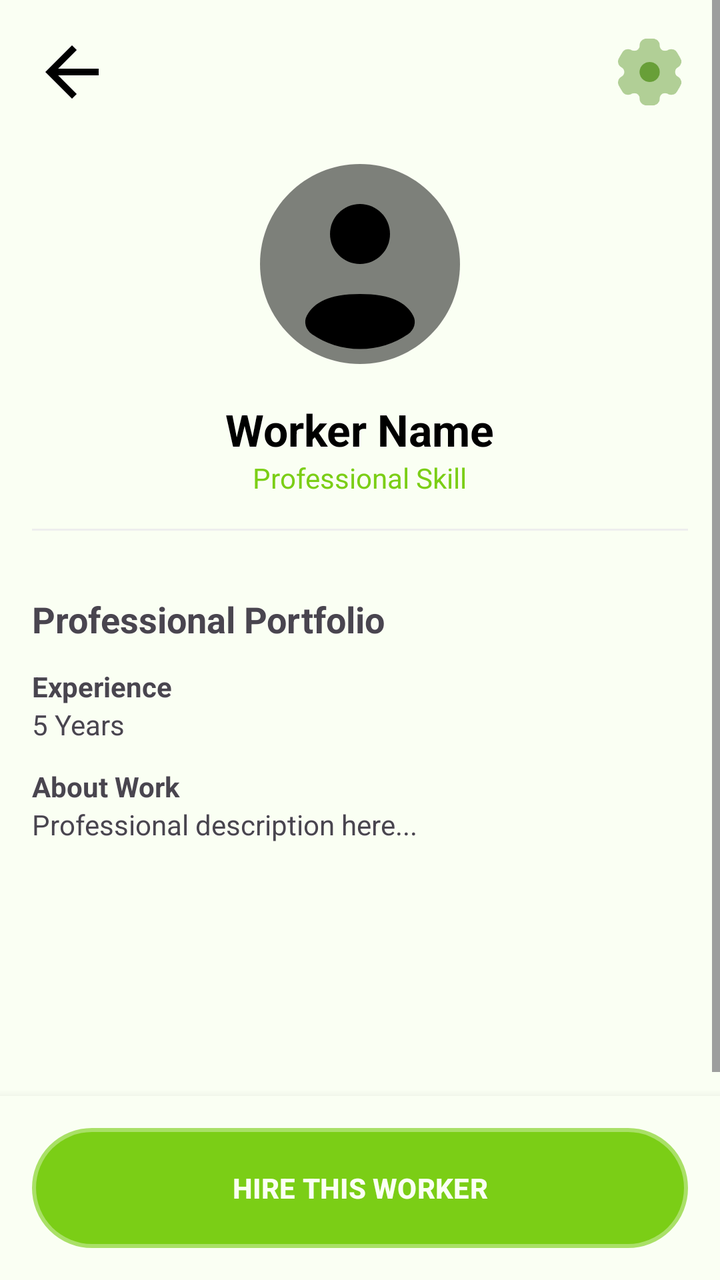
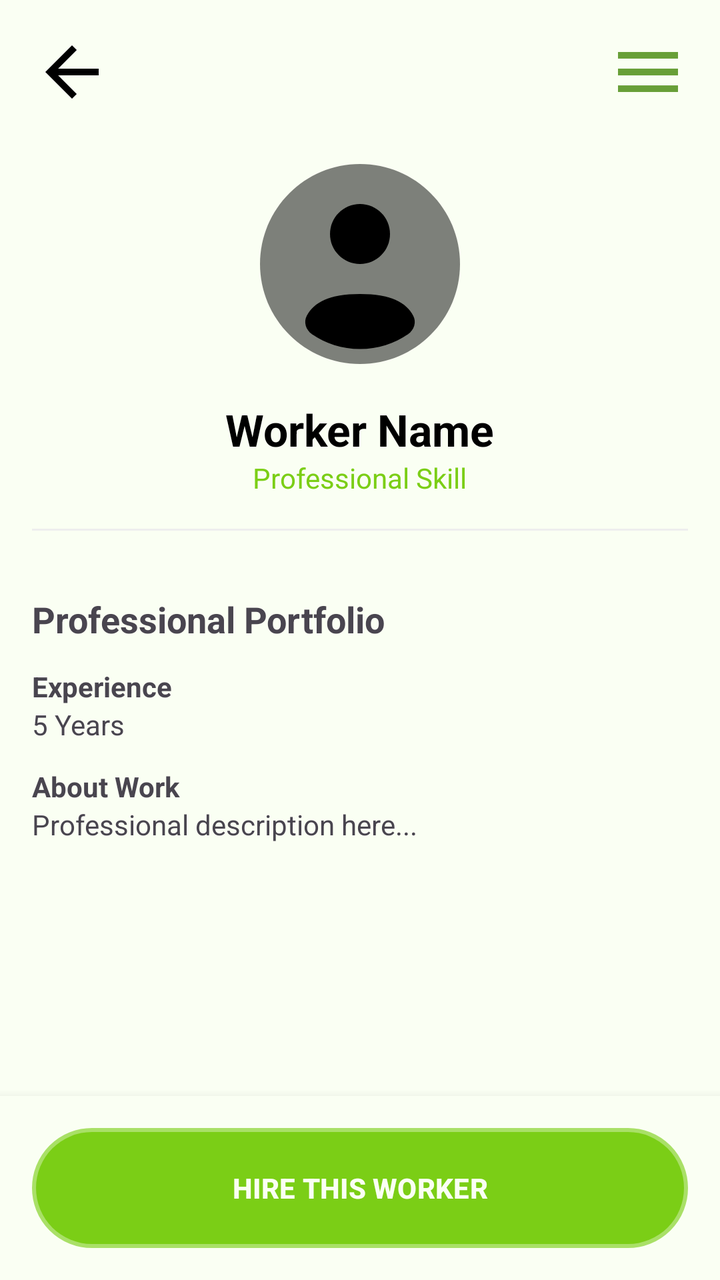

Compare the two renders of this Android layout. The source of the first and the diff that turns it into the second are given below.
<!-- AndroidManifest.xml: application theme Theme.RozgarConnector -->
<!-- res/layout/activity_worker_detail.xml -->
<?xml version="1.0" encoding="utf-8"?>
<RelativeLayout xmlns:android="http://schemas.android.com/apk/res/android"
    xmlns:app="http://schemas.android.com/apk/res-auto"
    android:layout_width="match_parent"
    android:layout_height="match_parent"
    android:background="@color/white">

    <ScrollView
        android:layout_width="match_parent"
        android:layout_height="match_parent"
        android:layout_above="@+id/bottomActionArea">

        <LinearLayout
            android:layout_width="match_parent"
            android:layout_height="wrap_content"
            android:orientation="vertical">

            
            <RelativeLayout
                android:layout_width="match_parent"
                android:layout_height="wrap_content"
                android:padding="16dp">

                <ImageView
                    android:id="@+id/btnBack"
                    android:layout_width="40dp"
                    android:layout_height="40dp"
                    android:src="@drawable/ic_back"
                    app:tint="@color/black" />

                <ImageView
                    android:id="@+id/btnReport"
                    android:layout_width="40dp"
                    android:layout_height="40dp"
                    android:layout_alignParentEnd="true"
                    android:src="@drawable/ic_settings"
                    app:tint="@color/purple_700" />
            </RelativeLayout>

            
            <com.google.android.material.imageview.ShapeableImageView
                android:id="@+id/imgWorkerProfile"
                android:layout_width="120dp"
                android:layout_height="120dp"
                android:layout_gravity="center"
                android:scaleType="centerCrop"
                android:src="@drawable/ic_profile"
                app:shapeAppearanceOverlay="@style/CircleImage" />

            <TextView
                android:id="@+id/tvWorkerName"
                android:layout_width="wrap_content"
                android:layout_height="wrap_content"
                android:layout_gravity="center"
                android:layout_marginTop="8dp"
                android:text="Worker Name"
                android:textColor="@color/black"
                android:textSize="22sp"
                android:textStyle="bold" />

            <TextView
                android:id="@+id/tvSkill"
                android:layout_width="wrap_content"
                android:layout_height="wrap_content"
                android:layout_gravity="center"
                android:text="Professional Skill"
                android:textColor="@color/primary_green" />

            <View
                android:layout_width="match_parent"
                android:layout_height="1dp"
                android:layout_margin="16dp"
                android:background="#EEEEEE" />

            
            <LinearLayout
                android:layout_width="match_parent"
                android:layout_height="279dp"
                android:orientation="vertical"
                android:padding="16dp">

                <TextView
                    android:id="@+id/tvPortfolioTitle"
                    android:layout_width="wrap_content"
                    android:layout_height="wrap_content"
                    android:layout_marginBottom="12dp"
                    android:text="Professional Portfolio"
                    android:textSize="18sp"
                    android:textStyle="bold" />

                <TextView
                    android:layout_width="wrap_content"
                    android:layout_height="wrap_content"
                    android:text="Experience"
                    android:textStyle="bold" />

                <TextView
                    android:id="@+id/tvExp"
                    android:layout_width="wrap_content"
                    android:layout_height="wrap_content"
                    android:layout_marginBottom="12dp"
                    android:text="5 Years" />

                <TextView
                    android:layout_width="wrap_content"
                    android:layout_height="wrap_content"
                    android:text="About Work"
                    android:textStyle="bold" />

                <TextView
                    android:id="@+id/tvDesc"
                    android:layout_width="wrap_content"
                    android:layout_height="wrap_content"
                    android:layout_marginBottom="16dp"
                    android:text="Professional description here..." />

                
                <LinearLayout
                    android:id="@+id/eduSection"
                    android:layout_width="match_parent"
                    android:layout_height="wrap_content"
                    android:orientation="vertical"
                    android:visibility="gone">

                    <TextView
                        android:layout_width="wrap_content"
                        android:layout_height="wrap_content"
                        android:text="Education Details"
                        android:textStyle="bold" />

                    <TextView
                        android:id="@+id/tvEdu"
                        android:layout_width="wrap_content"
                        android:layout_height="wrap_content"
                        android:layout_marginBottom="12dp"
                        android:text="BS Computer Science" />
                </LinearLayout>

                <LinearLayout
                    android:id="@+id/degreeSection"
                    android:layout_width="match_parent"
                    android:layout_height="wrap_content"
                    android:orientation="vertical"
                    android:visibility="gone">

                    <TextView
                        android:layout_width="wrap_content"
                        android:layout_height="wrap_content"
                        android:layout_marginBottom="8dp"
                        android:text="Degree Document"
                        android:textStyle="bold" />

                    <ImageView
                        android:id="@+id/imgDegree"
                        android:layout_width="match_parent"
                        android:layout_height="200dp"
                        android:background="#F5F5F5"
                        android:scaleType="fitCenter" />
                </LinearLayout>
            </LinearLayout>
        </LinearLayout>
    </ScrollView>

    
    <LinearLayout
        android:id="@+id/bottomActionArea"
        android:layout_width="match_parent"
        android:layout_height="wrap_content"
        android:layout_alignParentBottom="true"
        android:background="@color/white"
        android:elevation="8dp"
        android:orientation="vertical"
        android:padding="16dp">

        
        <Button
            android:id="@+id/btnHireNow"
            android:layout_width="match_parent"
            android:layout_height="60dp"
            android:background="@drawable/glass_bg"
            android:text="HIRE THIS WORKER"
            android:textColor="@color/white"
            android:textStyle="bold"
            android:visibility="visible" />

        
        <LinearLayout
            android:id="@+id/llApplicationActions"
            android:layout_width="match_parent"
            android:layout_height="wrap_content"
            android:orientation="horizontal"
            android:visibility="gone">

            <Button
                android:id="@+id/btnDeclineApp"
                android:layout_width="0dp"
                android:layout_height="60dp"
                android:layout_marginEnd="8dp"
                android:layout_weight="1"
                android:background="@drawable/redglass"
                android:text="DECLINE"
                android:textColor="@color/white"
                app:backgroundTint="@null" />

            <Button
                android:id="@+id/btnAcceptApp"
                android:layout_width="0dp"
                android:layout_height="60dp"
                android:layout_weight="1"
                android:background="@drawable/glass_bg"
                android:text="ACCEPT &amp; HIRE"
                android:textColor="@color/white" />
        </LinearLayout>
    </LinearLayout>

</RelativeLayout>
<!-- resources referenced by this layout -->
<resources>
  <color name="black">#FF000000</color>
  <color name="primary_green">#7BCE16</color>
  <color name="purple_700">#689F38</color>
  <color name="white">#FAFFF3</color>
  <!-- drawable glass_bg (drawable) -->
  <?xml version="1.0" encoding="utf-8"?>
  <shape xmlns:android="http://schemas.android.com/apk/res/android">
  
      <solid android:color="#7BCE16" />
  
      <corners android:radius="30dp" />
  
  
      <stroke
          android:width="4dp"
          android:color="#A22B6D14"/>
  </shape>
  <!-- drawable ic_back (drawable) -->
  <vector xmlns:android="http://schemas.android.com/apk/res/android"
      android:width="24dp"
      android:height="24dp"
      android:viewportWidth="24"
      android:viewportHeight="24">
    <path
        android:fillColor="@android:color/white"
        android:pathData="M20,11H7.83l5.59,-5.59L12,4l-8,8 8,8 1.41,-1.41L7.83,13H20v-2z"/>
  </vector>
  <!-- drawable ic_profile (drawable) -->
  <vector xmlns:android="http://schemas.android.com/apk/res/android"
      android:width="800dp"
      android:height="800dp"
      android:viewportWidth="24"
      android:viewportHeight="24">
    <path
        android:pathData="M22,12C22,17.523 17.523,22 12,22C6.477,22 2,17.523 2,12C2,6.477 6.477,2 12,2C17.523,2 22,6.477 22,12Z"
        android:strokeAlpha="0.5"
        android:fillColor="#000000"
        android:fillAlpha="0.5"/>
    <path
        android:pathData="M16.807,19.011C15.44,19.95 13.784,20.5 12,20.5C10.216,20.5 8.56,19.95 7.193,19.011C6.589,18.596 6.331,17.806 6.682,17.163C7.41,15.83 8.91,15 12,15C15.09,15 16.59,15.83 17.318,17.163C17.669,17.806 17.411,18.596 16.807,19.011Z"
        android:fillColor="#000000"/>
    <path
        android:pathData="M12,12C13.657,12 15,10.657 15,9C15,7.343 13.657,6 12,6C10.343,6 9,7.343 9,9C9,10.657 10.343,12 12,12Z"
        android:fillColor="#000000"/>
  </vector>
  <!-- drawable ic_settings: vector/xml drawable (drawable, 2376 chars, omitted) -->
  <!-- drawable redglass (drawable) -->
  <?xml version="1.0" encoding="utf-8"?>
  <shape xmlns:android="http://schemas.android.com/apk/res/android">
  
      <solid android:color="#FF0202" />
  
      <corners android:radius="30dp" />
  
  
      <stroke
          android:width="5dp"
          android:color="#BAFA5353"/>
  </shape>
  <style name="CircleImage">
          <item name="cornerSize">50%</item>
      </style>
  <style name="Theme.RozgarConnector" parent="Base.Theme.RozgarConnector" />
  <style name="Base.Theme.RozgarConnector" parent="Theme.Material3.DayNight.NoActionBar">
          
          <item name="colorPrimary">@color/primary_green</item>
      </style>
</resources>

<!-- the commit's change to res/layout/activity_worker_detail.xml (unified diff, before → after) -->
@@ -33,7 +33,7 @@
                     android:layout_width="40dp"
                     android:layout_height="40dp"
                     android:layout_alignParentEnd="true"
-                    android:src="@drawable/ic_settings"
+                    android:src="@drawable/ic_menu"
                     app:tint="@color/purple_700" />
             </RelativeLayout>
 
@@ -75,7 +75,7 @@
             
             <LinearLayout
                 android:layout_width="match_parent"
-                android:layout_height="279dp"
+                android:layout_height="wrap_content"
                 android:orientation="vertical"
                 android:padding="16dp">
 
@@ -84,14 +84,14 @@
                     android:layout_width="wrap_content"
                     android:layout_height="wrap_content"
                     android:layout_marginBottom="12dp"
-                    android:text="Professional Portfolio"
+                    android:text="@string/portfolio"
                     android:textSize="18sp"
                     android:textStyle="bold" />
 
                 <TextView
                     android:layout_width="wrap_content"
                     android:layout_height="wrap_content"
-                    android:text="Experience"
+                    android:text="@string/experience_label"
                     android:textStyle="bold" />
 
                 <TextView
@@ -104,7 +104,7 @@
                 <TextView
                     android:layout_width="wrap_content"
                     android:layout_height="wrap_content"
-                    android:text="About Work"
+                    android:text="@string/about_work"
                     android:textStyle="bold" />
 
                 <TextView
@@ -125,7 +125,7 @@
                     <TextView
                         android:layout_width="wrap_content"
                         android:layout_height="wrap_content"
-                        android:text="Education Details"
+                        android:text="@string/education_details"
                         android:textStyle="bold" />
 
                     <TextView
@@ -147,7 +147,7 @@
                         android:layout_width="wrap_content"
                         android:layout_height="wrap_content"
                         android:layout_marginBottom="8dp"
-                        android:text="Degree Document"
+                        android:text="@string/degree_doc"
                         android:textStyle="bold" />
 
                     <ImageView
@@ -178,7 +178,7 @@
             android:layout_width="match_parent"
             android:layout_height="60dp"
             android:background="@drawable/glass_bg"
-            android:text="HIRE THIS WORKER"
+            android:text="@string/hire_worker"
             android:textColor="@color/white"
             android:textStyle="bold"
             android:visibility="visible" />
@@ -198,7 +198,7 @@
                 android:layout_marginEnd="8dp"
                 android:layout_weight="1"
                 android:background="@drawable/redglass"
-                android:text="DECLINE"
+                android:text="@string/decline"
                 android:textColor="@color/white"
                 app:backgroundTint="@null" />
 
@@ -208,7 +208,7 @@
                 android:layout_height="60dp"
                 android:layout_weight="1"
                 android:background="@drawable/glass_bg"
-                android:text="ACCEPT &amp; HIRE"
+                android:text="@string/accept_hire"
                 android:textColor="@color/white" />
         </LinearLayout>
     </LinearLayout>
<!-- resource entries referenced after the edit -->
@@ -27,6 +27,16 @@
         android:fillColor="@android:color/white"
         android:pathData="M20,11H7.83l5.59,-5.59L12,4l-8,8 8,8 1.41,-1.41L7.83,13H20v-2z"/>
   </vector>
+  <!-- drawable ic_menu (drawable) -->
+  <vector xmlns:android="http://schemas.android.com/apk/res/android"
+      android:width="24dp"
+      android:height="24dp"
+      android:viewportWidth="24"
+      android:viewportHeight="24">
+      <path
+          android:fillColor="#000000"
+          android:pathData="M3,18h18v-2H3v2zM3,13h18v-2H3v2zM3,6v2h18V6H3z" />
+  </vector>
   <!-- drawable ic_profile (drawable) -->
   <vector xmlns:android="http://schemas.android.com/apk/res/android"
       android:width="800dp"
@@ -45,7 +55,6 @@
         android:pathData="M12,12C13.657,12 15,10.657 15,9C15,7.343 13.657,6 12,6C10.343,6 9,7.343 9,9C9,10.657 10.343,12 12,12Z"
         android:fillColor="#000000"/>
   </vector>
-  <!-- drawable ic_settings: vector/xml drawable (drawable, 2376 chars, omitted) -->
   <!-- drawable redglass (drawable) -->
   <?xml version="1.0" encoding="utf-8"?>
   <shape xmlns:android="http://schemas.android.com/apk/res/android">
@@ -59,6 +68,14 @@
           android:width="5dp"
           android:color="#BAFA5353"/>
   </shape>
+  <string name="about_work">About Work</string>
+  <string name="accept_hire">ACCEPT &amp; HIRE</string>
+  <string name="decline">DECLINE</string>
+  <string name="degree_doc">Last Degree Document</string>
+  <string name="education_details">Education Details</string>
+  <string name="experience_label">Experience</string>
+  <string name="hire_worker">HIRE THIS WORKER</string>
+  <string name="portfolio">Professional Portfolio</string>
   <style name="CircleImage">
           <item name="cornerSize">50%</item>
       </style>
